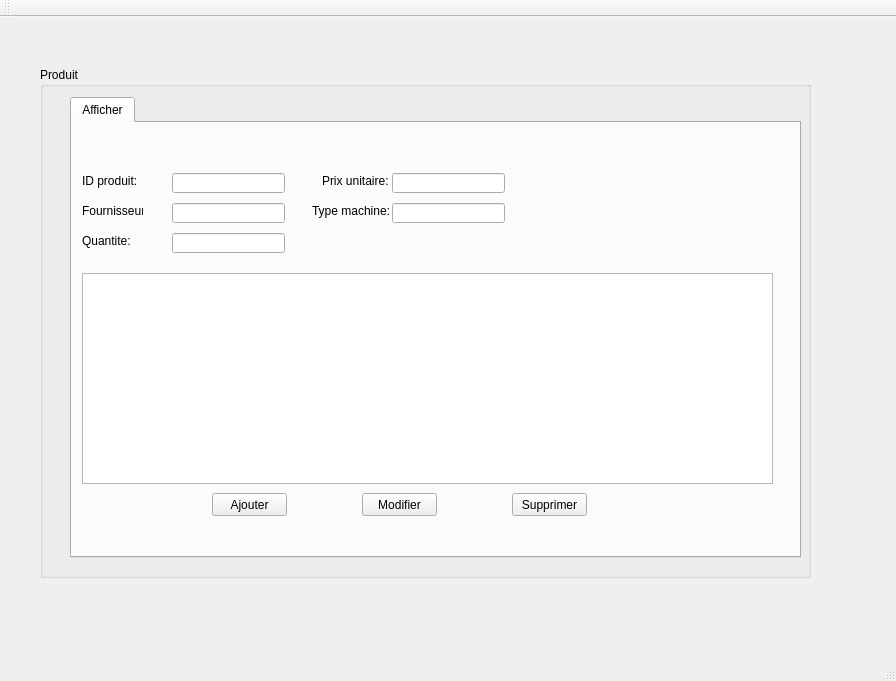
First picture: the form in mainwindow.ui, repository nyrouz911/Smart-Dry-Cleaner-2A13, before the edit.
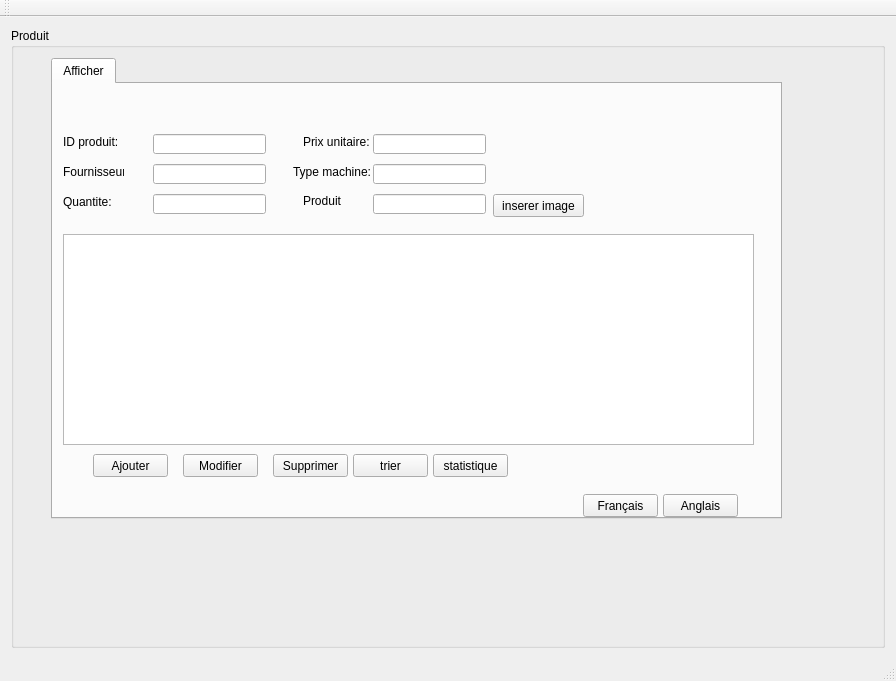
Second picture: the form after the edit.

```diff
--- a/mainwindow.ui
+++ b/mainwindow.ui
@@ -14,22 +14,16 @@
    <string>Gestion des Clients</string>
   </property>
   <widget class="QWidget" name="centralWidget">
+   <layout class="QHBoxLayout" name="horizontalLayout">
+    <item>
    <widget class="QGroupBox" name="groupBox">
-    <property name="geometry">
-     <rect>
-      <x>40</x>
-      <y>50</y>
-      <width>771</width>
-      <height>511</height>
-     </rect>
-    </property>
     <property name="title">
      <string>Produit</string>
     </property>
     <widget class="QTabWidget" name="kk">
      <property name="geometry">
       <rect>
-       <x>30</x>
+         <x>40</x>
        <y>30</y>
        <width>731</width>
        <height>461</height>
@@ -170,7 +164,7 @@
       <widget class="QPushButton" name="pushButton">
        <property name="geometry">
         <rect>
-         <x>140</x>
+           <x>40</x>
          <y>370</y>
          <width>75</width>
          <height>23</height>
@@ -183,7 +177,7 @@
       <widget class="QPushButton" name="pushButton_2">
        <property name="geometry">
         <rect>
-         <x>290</x>
+           <x>130</x>
          <y>370</y>
          <width>75</width>
          <height>23</height>
@@ -196,7 +190,7 @@
       <widget class="QPushButton" name="pushButton_3">
        <property name="geometry">
         <rect>
-         <x>440</x>
+           <x>220</x>
          <y>370</y>
          <width>75</width>
          <height>23</height>
@@ -206,9 +200,99 @@
         <string>Supprimer</string>
        </property>
       </widget>
-     </widget>
-    </widget>
-   </widget>
+        <widget class="QPushButton" name="pushButton_4">
+         <property name="geometry">
+          <rect>
+           <x>300</x>
+           <y>370</y>
+           <width>75</width>
+           <height>23</height>
+          </rect>
+         </property>
+         <property name="text">
+          <string>trier</string>
+         </property>
+        </widget>
+        <widget class="QPushButton" name="pushButton_5">
+         <property name="geometry">
+          <rect>
+           <x>380</x>
+           <y>370</y>
+           <width>75</width>
+           <height>23</height>
+          </rect>
+         </property>
+         <property name="text">
+          <string>statistique</string>
+         </property>
+        </widget>
+        <widget class="QPushButton" name="pushButton_6">
+         <property name="geometry">
+          <rect>
+           <x>530</x>
+           <y>410</y>
+           <width>75</width>
+           <height>23</height>
+          </rect>
+         </property>
+         <property name="text">
+          <string>Français</string>
+         </property>
+        </widget>
+        <widget class="QPushButton" name="pushButton_7">
+         <property name="geometry">
+          <rect>
+           <x>610</x>
+           <y>410</y>
+           <width>75</width>
+           <height>23</height>
+          </rect>
+         </property>
+         <property name="text">
+          <string>Anglais</string>
+         </property>
+        </widget>
+        <widget class="QLabel" name="label_6">
+         <property name="geometry">
+          <rect>
+           <x>250</x>
+           <y>110</y>
+           <width>47</width>
+           <height>14</height>
+          </rect>
+         </property>
+         <property name="text">
+          <string>Produit</string>
+         </property>
+        </widget>
+        <widget class="QLineEdit" name="lineEdit_6">
+         <property name="geometry">
+          <rect>
+           <x>320</x>
+           <y>110</y>
+           <width>113</width>
+           <height>20</height>
+          </rect>
+         </property>
+        </widget>
+        <widget class="QPushButton" name="pushButton_8">
+         <property name="geometry">
+          <rect>
+           <x>440</x>
+           <y>110</y>
+           <width>91</width>
+           <height>23</height>
+          </rect>
+         </property>
+         <property name="text">
+          <string>inserer image</string>
+         </property>
+        </widget>
+       </widget>
+      </widget>
+     </widget>
+    </item>
+   </layout>
   </widget>
   <widget class="QMenuBar" name="menuBar">
    <property name="geometry">
```
Lines whose indentation alone changed are shown as unchanged.
